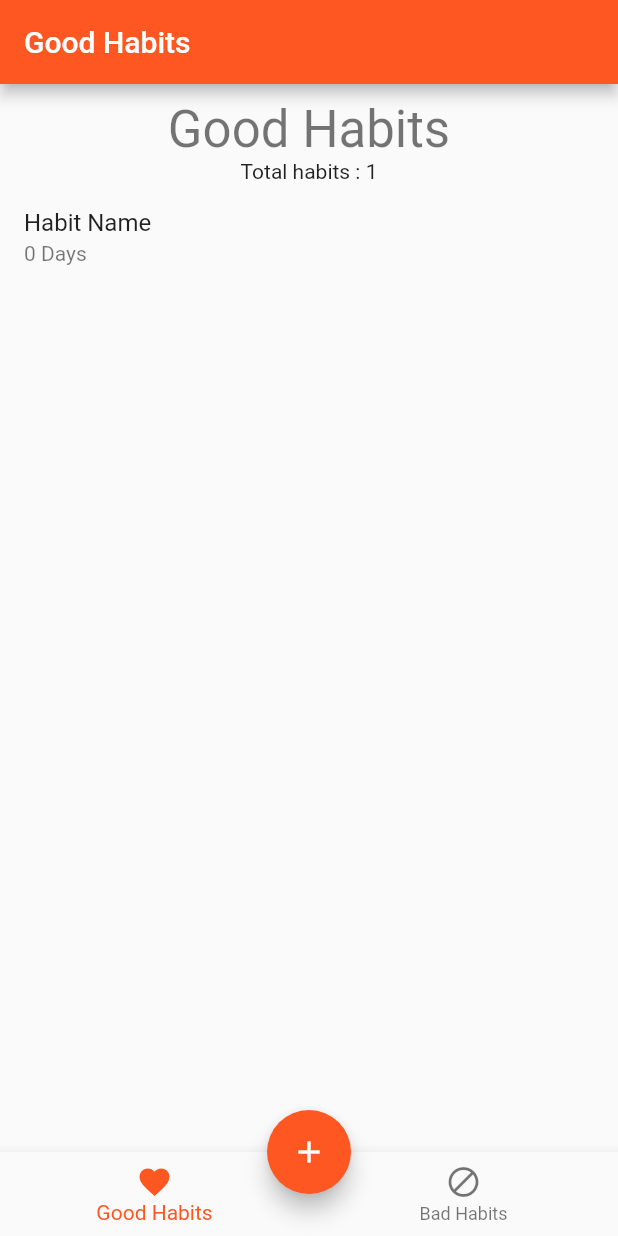
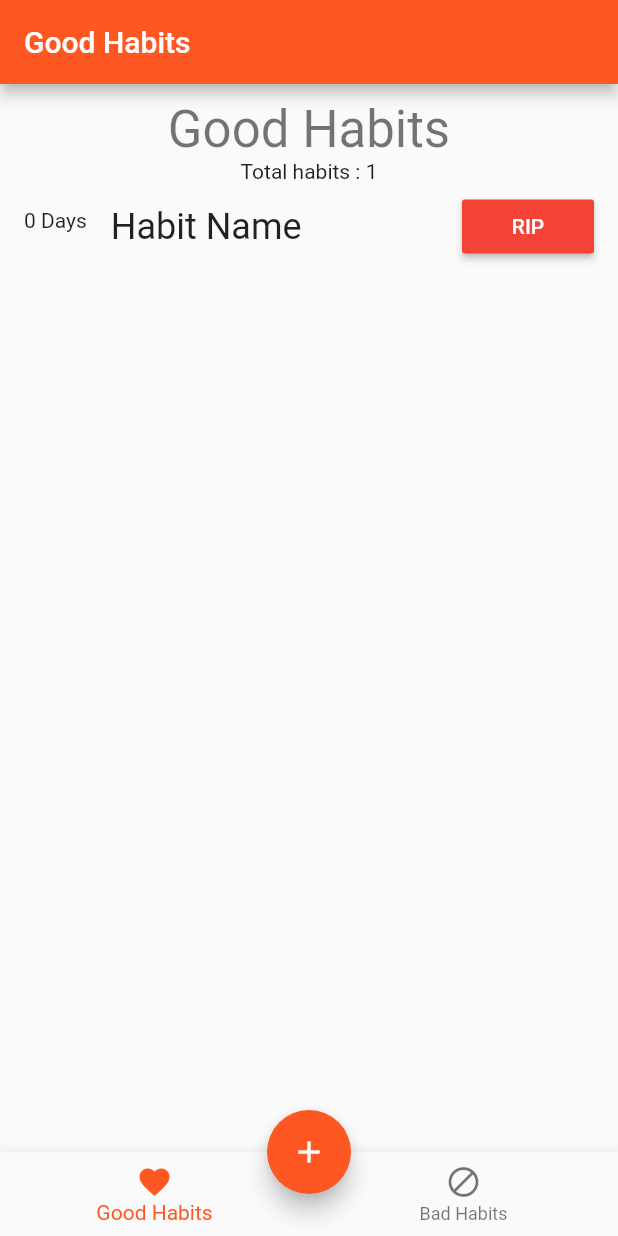
Before and after one commit to isaiahb/HabitsApp, a Flutter app: the screen it shows after launch, after a tap on the "add" icon, on a phone screen of 412 x 824 dp. Run offline on Flutter 3.47's test engine with Material 2 defaults, Android fonts, the phone set to English and light mode, and no system bars.

Commit message:
Added button widgets and improved design

```diff
--- a/lib/main.dart
+++ b/lib/main.dart
@@ -167,12 +167,89 @@ class HabitWidget extends StatefulWidget {
 
 class _HabitWidgetState extends State<HabitWidget> {
 
+  void _onEditPressed() => print("editting");
+  void _onDeletePressed() => print("deleting");
+
+  Widget _getTrailing() {
+    return Container(
+      child: Row(children: <Widget>[
+        RaisedButton(child: Text("Edit"), color: Colors.green, onPressed: _onEditPressed),
+        RaisedButton(child: Text("Delete"), color: Colors.red, onPressed: _onDeletePressed),
+
+      ]),
+    );
+  }
+
+  void _resetDate(){}
+  void _delete(){}
+  final renameController = TextEditingController(text:"");
+
+  void _rename() {
+    print(renameController.text);
+  }
+
+  void _showRenameDialog(BuildContext context) {
+    showDialog(
+      context: context,
+      builder: (BuildContext context) {
+        return AlertDialog(
+          title: Text("Rename -${widget.habit.name}"),
+          content: TextField(
+            controller: renameController,
+          ),
+
+          actions: <Widget>[
+            new FlatButton(
+                child: Text("Confirm"),
+                onPressed: (){
+                  _rename();
+                }
+            ),
+
+            FlatButton(
+              child: Text("Cancel"),
+              onPressed: (){print("cancel");},
+            )
+          ],
+        );
+      }
+    );
+  }
+
   @override
   Widget build(BuildContext context) {
-    return new ListTile(
-      title: Text(widget.habit.name),
-      subtitle: Text(widget.habit.streak.toString() + " Days"),
+    return new ExpansionTile(
+      title: Text(widget.habit.name, textScaleFactor: 1.5,),
+      leading: Text(widget.habit.streak.toString() + " Days"),
+      trailing: RaisedButton(
+          color: Colors.red,
+          child:Text("RIP", style: TextStyle(color: Colors.white),),
+          onPressed: ()=>print("Rip")),
+      children: <Widget>[
+        Container(
+          padding: EdgeInsets.symmetric(horizontal: 15.0),
+          child: Row(
+            mainAxisAlignment: MainAxisAlignment.spaceAround,
+            children: <Widget>[
+              Expanded(flex:4, child: RaisedButton(
+                  child:Text("Rename", style:TextStyle(color:Colors.white)),
+                  color: Colors.green,
+                  onPressed: _onEditPressed)
+              ),
 
+              Spacer(),
+              Expanded(flex:4, child: RaisedButton(
+                  child:Text("Delete", style:TextStyle(color:Colors.white)),
+                  color: Colors.red,
+                  onPressed: _onDeletePressed)
+              ),
+
+            ],
+          ),
+        )
+      ],
+//      leading: RaisedButton(child:Text("Edit"), onPressed: _onEditPressed),
+//      trailing: RaisedButton(child:Text("Delete"), onPressed: _onDeletePressed)
     );
   }
 
```
